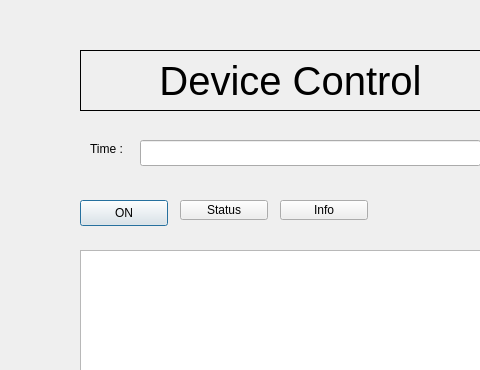
The window that vehicle_gui/main.ui (jonnyboy2222/self_drive) describes before a commit, drawn with Qt 5; both pictures show x 0 to 480 and y 0 to 370 of the 591 by 698 pixel window.
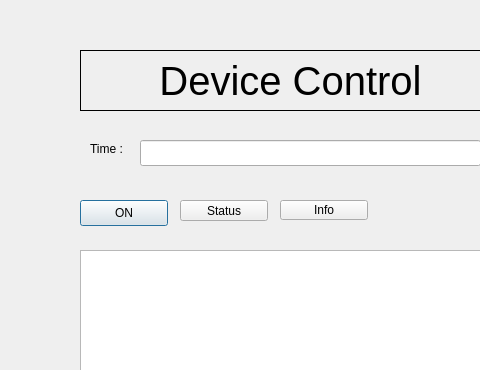
The same window after the commit.

```diff
--- a/vehicle_gui/main.ui
+++ b/vehicle_gui/main.ui
@@ -66,7 +66,7 @@
      <x>180</x>
      <y>200</y>
      <width>88</width>
-     <height>20</height>
+     <height>21</height>
     </rect>
    </property>
    <property name="text">
```
